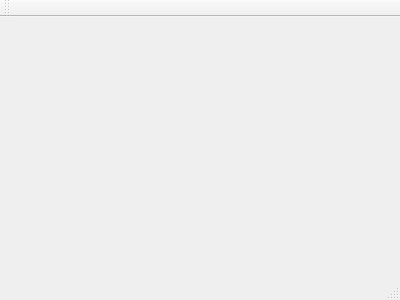
Old version of the form mainwindow.ui in the repository a1ien/Google_play_client.
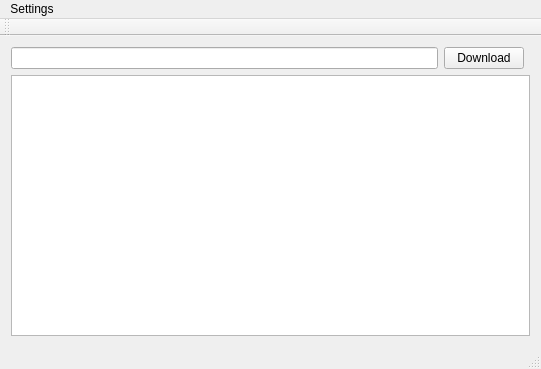
New version of the form.

Patch:
```diff
--- a/mainwindow.ui
+++ b/mainwindow.ui
@@ -1,24 +1,68 @@
 <ui version="4.0">
  <class>MainWindow</class>
- <widget class="QMainWindow" name="MainWindow" >
-  <property name="geometry" >
+ <widget class="QMainWindow" name="MainWindow">
+  <property name="geometry">
    <rect>
     <x>0</x>
     <y>0</y>
-    <width>400</width>
-    <height>300</height>
+    <width>541</width>
+    <height>369</height>
    </rect>
   </property>
   <property name="windowTitle" >
    <string>MainWindow</string>
   </property>
-  <widget class="QMenuBar" name="menuBar" />
-  <widget class="QToolBar" name="mainToolBar" />
-  <widget class="QWidget" name="centralWidget" />
-  <widget class="QStatusBar" name="statusBar" />
+  <widget class="QWidget" name="centralWidget">
+   <layout class="QGridLayout" name="gridLayout">
+    <item row="0" column="1">
+     <widget class="QPushButton" name="DownloadButton">
+      <property name="enabled">
+       <bool>true</bool>
+      </property>
+      <property name="text">
+       <string>Download</string>
+      </property>
+     </widget>
+    </item>
+    <item row="0" column="0">
+     <widget class="QLineEdit" name="SearchString"/>
+    </item>
+    <item row="1" column="0" colspan="3">
+     <widget class="QTextEdit" name="AppInfo">
+      <property name="readOnly">
+       <bool>true</bool>
+      </property>
+     </widget>
+    </item>
+   </layout>
+  </widget>
+  <widget class="QMenuBar" name="menuBar">
+   <property name="geometry">
+    <rect>
+     <x>0</x>
+     <y>0</y>
+     <width>541</width>
+     <height>22</height>
+    </rect>
+   </property>
+   <widget class="QMenu" name="menuStees">
+    <property name="title">
+     <string>Settings</string>
+    </property>
+   </widget>
+   <addaction name="menuStees"/>
+  </widget>
+  <widget class="QToolBar" name="mainToolBar">
+   <attribute name="toolBarArea">
+    <enum>TopToolBarArea</enum>
+   </attribute>
+   <attribute name="toolBarBreak">
+    <bool>false</bool>
+   </attribute>
+  </widget>
+  <widget class="QStatusBar" name="statusBar"/>
  </widget>
- <layoutDefault spacing="6" margin="11" />
- <pixmapfunction></pixmapfunction>
+ <layoutdefault spacing="6" margin="11"/>
  <resources/>
  <connections/>
 </ui>
```
Left out of the diff: 5 changed lines with no effect on the pictures.
